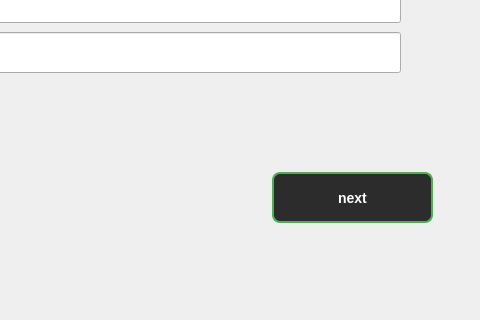
First picture: the form in PofferClient/pages/pages/signup.ui, repository mohamadsalimi19/Poffer-Game-AP, before the edit; both pictures show x 368 to 848 and y 368 to 688 of the 848 by 688 pixel window.
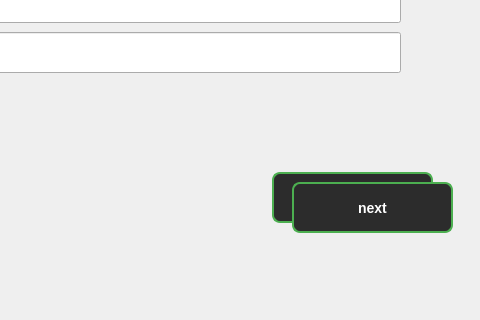
Second picture: the form after the edit.

What changed in the file:
```diff
--- a/PofferClient/pages/pages/signup.ui
+++ b/PofferClient/pages/pages/signup.ui
@@ -550,6 +550,71 @@
     <string>next</string>
    </property>
   </widget>
+  <widget class="QPushButton" name="pushButton_2">
+   <property name="geometry">
+    <rect>
+     <x>660</x>
+     <y>550</y>
+     <width>161</width>
+     <height>51</height>
+    </rect>
+   </property>
+   <property name="styleSheet">
+    <string notr="true">/* بک‌گراند کل ویجت اصلی سیاه */
+QWidget {
+    background-color: #000000;  /* سیاه */
+    color: #e0e0e0;             /* رنگ متن روشن */
+    font-family: &quot;Segoe UI&quot;, Tahoma, Geneva, Verdana, sans-serif;
+    font-size: 14px;
+}
+
+/* لیبل‌ها متن سفید و فونت کمی بزرگ‌تر */
+QLabel {
+    color: #ffffff;
+    font-weight: 600;
+    font-size: 16px;
+}
+
+/* دکمه‌ها با رنگ پس‌زمینه خاکستری تیره و متن سفید */
+QPushButton {
+    background-color: #2c2c2c;
+    color: #ffffff;
+    border: 1.5px solid #4caf50; /* حاشیه سبز */
+    border-radius: 8px;
+    padding: 8px 16px;
+    font-weight: bold;
+    transition: background-color 0.3s ease;
+}
+
+QPushButton:hover {
+    background-color: #4caf50;  /* سبز روشن */
+    color: #000000;             /* متن مشکی */
+}
+
+/* ورودی متن */
+QLineEdit {
+    background-color: #1a1a1a;
+    color: #e0e0e0;
+    border: 1px solid #4caf50;
+    border-radius: 6px;
+    padding: 6px 10px;
+}
+
+QLineEdit:hover {
+    border-color: #81c784;  /* سبز روشن‌تر */
+}
+
+/* انتخاب متن در ورودی */
+QLineEdit:selected {
+    background-color: #4caf50;
+    color: #000000;
+}
+</string>
+   </property>
+   <property name="text">
+    <string>next</string>
+   </property>
+  </widget>
  </widget>
  <resources/>
  <connections/>
```
